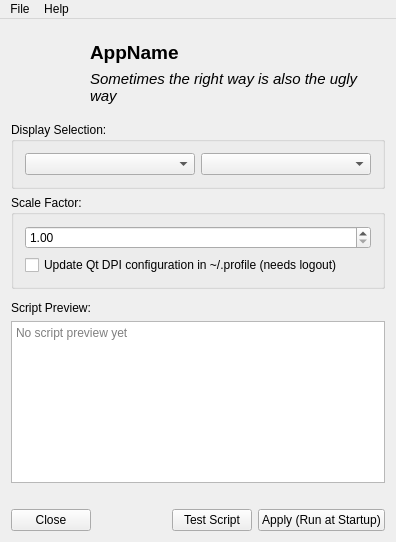
alex-spataru/HiDPI-Fixer, file src/MainWindow.ui: the form before one commit.
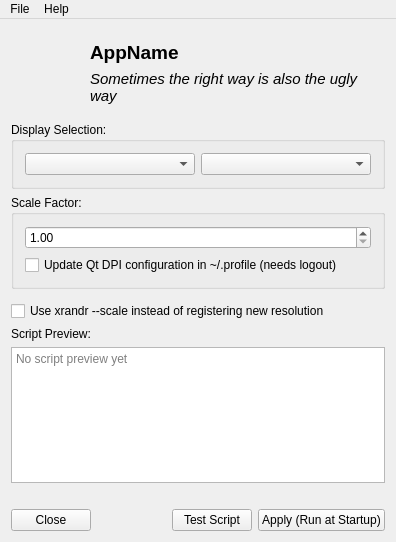
The form after the commit. Icons and pictures are not drawn.

Commit message: Add option to choose between xrandr --scale and generating a custom resolution

Patch:
```diff
--- a/src/MainWindow.ui
+++ b/src/MainWindow.ui
@@ -14,7 +14,7 @@
    <string/>
   </property>
   <widget class="QWidget" name="centralWidget">
-   <layout class="QVBoxLayout" name="verticalLayout" stretch="0,0,0,0,0,1,0,0">
+   <layout class="QVBoxLayout" name="verticalLayout" stretch="0,0,0,0,0,0,1,0,0">
     <item>
      <widget class="QWidget" name="widget" native="true">
       <layout class="QHBoxLayout" name="horizontalLayout_2" stretch="0,1">
@@ -163,6 +163,13 @@
       </layout>
      </widget>
     </item>
+    <item>
+     <widget class="QCheckBox" name="XrandrScale">
+      <property name="text">
+       <string>Use xrandr --scale instead of registering new resolution</string>
+      </property>
+     </widget>
+    </item>
     <item>
      <widget class="QLabel" name="label">
       <property name="text">
```
Left out of the diff: 2 changed lines with no effect on the pictures. The commit also changes 4 other files.
